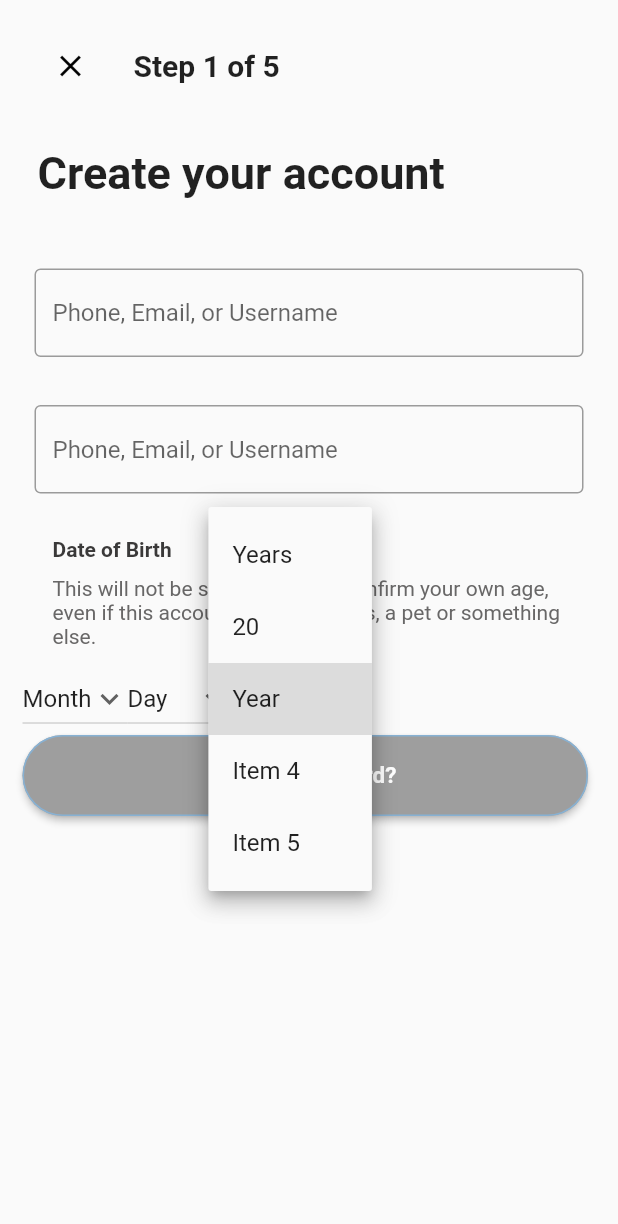
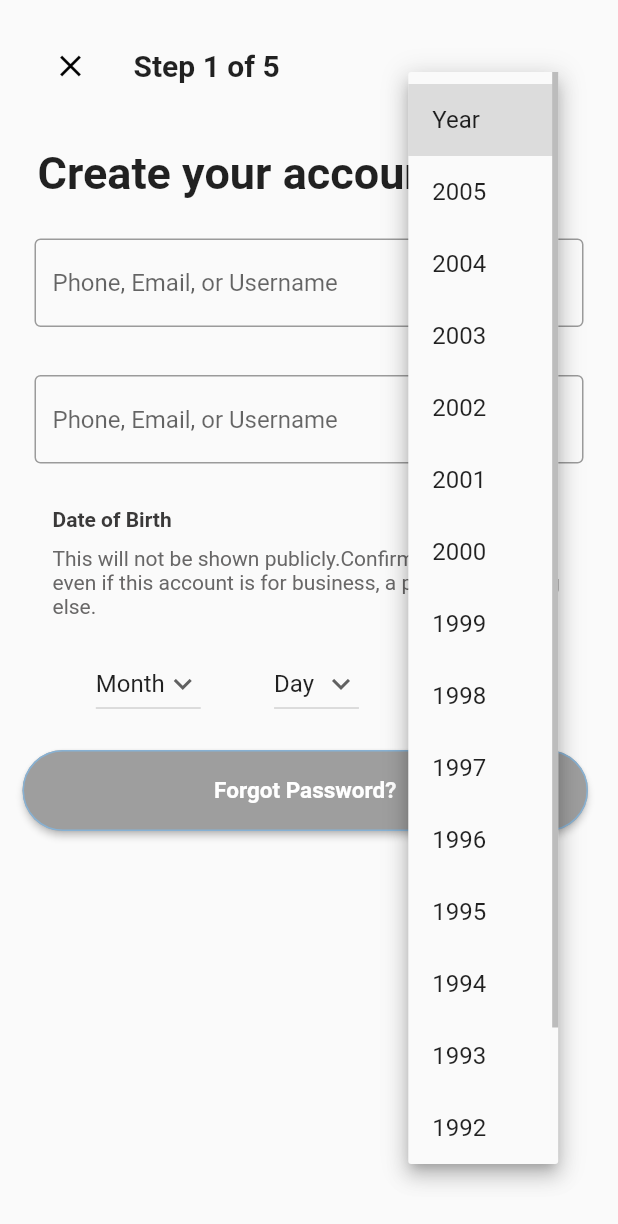
Before and after one commit to JENIPHER123/complete-twitter-clone-with-flutter-, a Flutter app: the Step1Signup screen opened by its route, after a tap on "Year", on a phone screen of 412 x 824 dp. Shown: the top 1224 px of the screen. Run offline on Flutter 3.47's test engine with Material 2 defaults, Android fonts, the light colour scheme and no system bars; our stand-ins replace google_sign_in.

Commit message:
step1 signup beta test

```diff
--- a/twitter_main/lib/5step signup/step1_signup.dart
+++ b/twitter_main/lib/5step signup/step1_signup.dart
@@ -31,24 +31,47 @@ class _Step1SignupState extends State<Step1Signup> {
   // List of items in our dropdown menu
   var months = [
     'Month',
-    'Day',
-    'Year',
-    'Item 4',
-    'Item 5',
+    'Jan',
+    'Feb',
+    'Mar',
+    'Apr',
+    'May',
+    'Jun',
+    'Jul',
+    'Aug',
+    'Sep',
+    'Oct',
+    'Nov',
+    'Dec',
   ];
   var days = [
-    'Month',
     'Day',
-    'Year',
-    'Item 4',
-    'Item 5',
+    'Mon',
+    'Tue',
+    'Wed',
+    'Thur',
+    'Fri',
+    'Sat',
+    'Sun',
   ];
   var years = [
-    'Years',
-    '20',
     'Year',
-    'Item 4',
-    'Item 5',
+    '2005',
+    '2004',
+    '2003',
+    '2002',
+    '2001',
+    '2000',
+    '1999',
+    '1998',
+    '1997',
+    '1996',
+    '1995',
+    '1994',
+    '1993',
+    '1992',
+    '1991',
+    '1990',
   ];
   @override
   Widget build(BuildContext context) {
@@ -96,7 +119,7 @@ class _Step1SignupState extends State<Step1Signup> {
                   ),
                 ),
                 const SizedBox(
-                  height: 30,
+                  height: 10,
                 ),
                 const Padding(
                   padding: EdgeInsets.symmetric(horizontal: 8, vertical: 16),
@@ -146,7 +169,9 @@ class _Step1SignupState extends State<Step1Signup> {
                     ),
                   ],
                 ),
+                const SizedBox(height: 10),
                 Row(
+                  mainAxisAlignment: MainAxisAlignment.spaceEvenly,
                   children: [
                     DropdownButton(
                       // Initial Value
@@ -216,6 +241,7 @@ class _Step1SignupState extends State<Step1Signup> {
                     ),
                   ],
                 ),
+                const SizedBox(height: 20),
                 Container(
                   margin: const EdgeInsets.fromLTRB(0, 0, 5, 0),
                   width: double.infinity,
```
